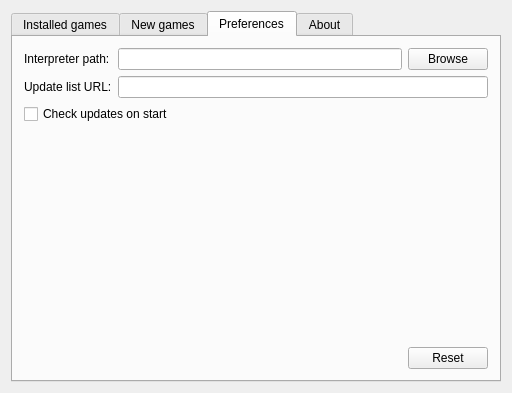
instead-hub/instead-launcher, file mainwindow.ui: the form before one commit.
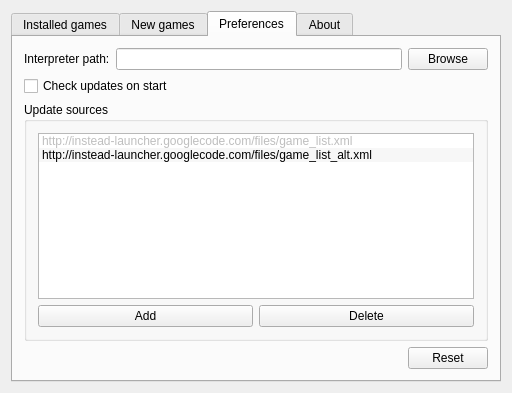
The form after the commit. The open tabs and pages were chosen to show the change.

Commit message: Implemented feature from issue #2

The edit to the form file:
```diff
--- a/mainwindow.ui
+++ b/mainwindow.ui
@@ -203,20 +203,6 @@
             </item>
            </layout>
           </item>
-          <item row="1" column="0">
-           <widget class="QLabel" name="label_2">
-            <property name="text">
-             <string>Update list URL:</string>
-            </property>
-           </widget>
-          </item>
-          <item row="1" column="1">
-           <widget class="QLineEdit" name="lineUpdateUrl">
-            <property name="text">
-             <string/>
-            </property>
-           </widget>
-          </item>
          </layout>
         </item>
         <item>
@@ -227,17 +213,63 @@
          </widget>
         </item>
         <item>
-         <spacer name="verticalSpacer">
-          <property name="orientation">
-           <enum>Qt::Vertical</enum>
+         <widget class="QGroupBox" name="updateUrlBox">
+          <property name="title">
+           <string>Update sources</string>
           </property>
-          <property name="sizeHint" stdset="0">
-           <size>
-            <width>20</width>
-            <height>208</height>
-           </size>
-          </property>
-         </spacer>
+          <layout class="QVBoxLayout" name="verticalLayout_7">
+           <item>
+            <widget class="QListWidget" name="updateUrlList">
+             <property name="horizontalScrollBarPolicy">
+              <enum>Qt::ScrollBarAlwaysOff</enum>
+             </property>
+             <property name="editTriggers">
+              <set>QAbstractItemView::DoubleClicked|QAbstractItemView::EditKeyPressed|QAbstractItemView::SelectedClicked</set>
+             </property>
+             <property name="alternatingRowColors">
+              <bool>true</bool>
+             </property>
+             <property name="resizeMode">
+              <enum>QListView::Adjust</enum>
+             </property>
+             <item>
+              <property name="text">
+               <string>http://instead-launcher.googlecode.com/files/game_list.xml</string>
+              </property>
+              <property name="flags">
+               <set>ItemIsSelectable|ItemIsDragEnabled|ItemIsUserCheckable</set>
+              </property>
+             </item>
+             <item>
+              <property name="text">
+               <string notr="true">http://instead-launcher.googlecode.com/files/game_list_alt.xml</string>
+              </property>
+              <property name="flags">
+               <set>ItemIsSelectable|ItemIsEditable|ItemIsDragEnabled|ItemIsUserCheckable|ItemIsEnabled</set>
+              </property>
+             </item>
+            </widget>
+           </item>
+           <item>
+            <layout class="QHBoxLayout" name="horizontalLayout_5">
+             <item>
+              <widget class="QPushButton" name="addListSource">
+               <property name="text">
+                <string>Add</string>
+               </property>
+              </widget>
+             </item>
+             <item>
+              <widget class="QPushButton" name="deleteListSource">
+               <property name="text">
+                <string>Delete</string>
+               </property>
+              </widget>
+             </item>
+            </layout>
+           </item>
+          </layout>
+         </widget>
         </item>
         <item>
          <layout class="QHBoxLayout" name="horizontalLayout_4">
```
Left out of the diff: 8 changed lines with no effect on the pictures. The commit also changes 2 other files.
